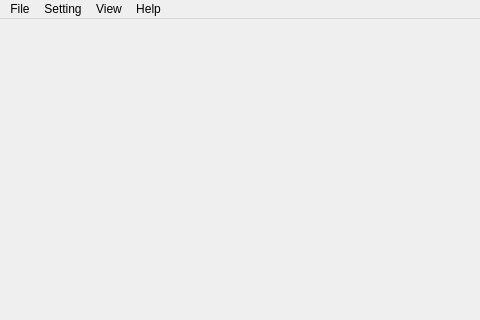
This is UI/mainwindow.ui in AliHejazi/Kn2cMonitoring as Qt 5 draws it before an edit; both pictures show x 0 to 480 and y 0 to 320 of the 651 by 485 pixel window. The edited form follows.
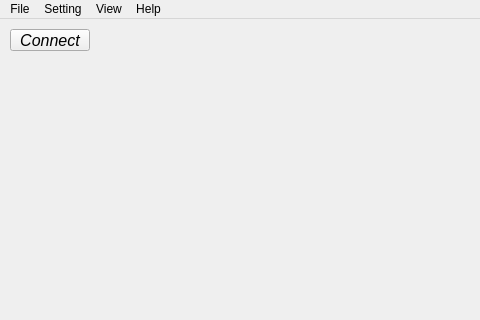
This is the edited form. Icons and pictures are not drawn.

The edit to the form file:
```diff
--- a/UI/mainwindow.ui
+++ b/UI/mainwindow.ui
@@ -13,7 +13,27 @@
   <property name="windowTitle">
    <string>MainWindow</string>
   </property>
-  <widget class="QWidget" name="centralwidget"/>
+  <widget class="QWidget" name="centralwidget">
+   <widget class="QPushButton" name="connectButton">
+    <property name="geometry">
+     <rect>
+      <x>10</x>
+      <y>10</y>
+      <width>80</width>
+      <height>22</height>
+     </rect>
+    </property>
+    <property name="font">
+     <font>
+      <pointsize>12</pointsize>
+      <italic>true</italic>
+     </font>
+    </property>
+    <property name="text">
+     <string>Connect</string>
+    </property>
+   </widget>
+  </widget>
   <widget class="QMenuBar" name="menubar">
    <property name="geometry">
     <rect>
```
